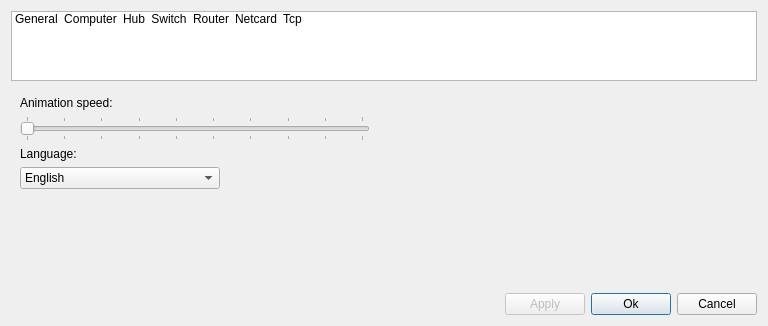
Qt form src/forms/settingdialog.ui (Vortm4x/netemul) before a commit.
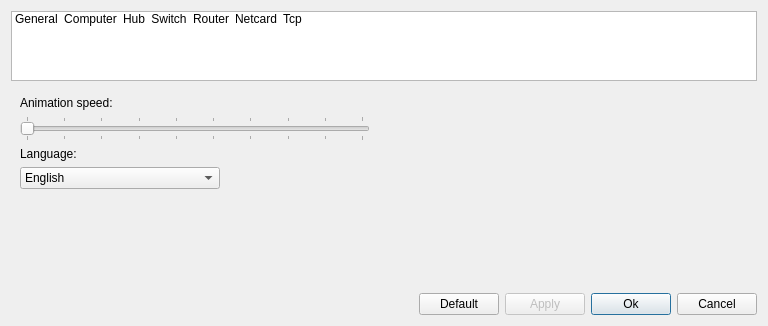
The same form after that commit. Icons and pictures are not drawn.

Commit message: Default button in settings, new files in help

```diff
--- a/src/forms/settingdialog.ui
+++ b/src/forms/settingdialog.ui
@@ -757,6 +757,13 @@
        </property>
       </spacer>
      </item>
+     <item>
+      <widget class="QPushButton" name="btn_default">
+       <property name="text">
+        <string>Default</string>
+       </property>
+      </widget>
+     </item>
      <item>
       <widget class="QPushButton" name="btn_apply">
        <property name="enabled">
```
Left out of the diff: 102 changed lines with no effect on the pictures. The commit also changes 53 other files.
